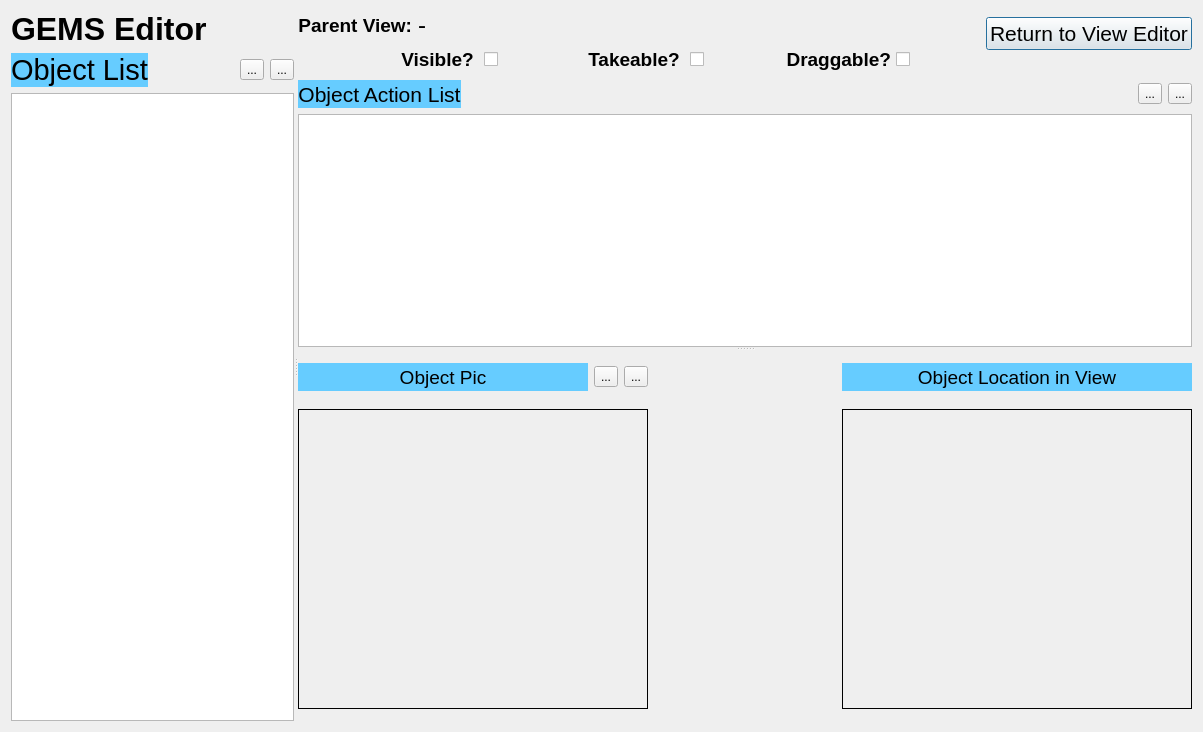
This is gemsedit/gui/objects_window.ui in travisseymour/GEMSedit as Qt 5 draws it before an edit. The edited form follows.
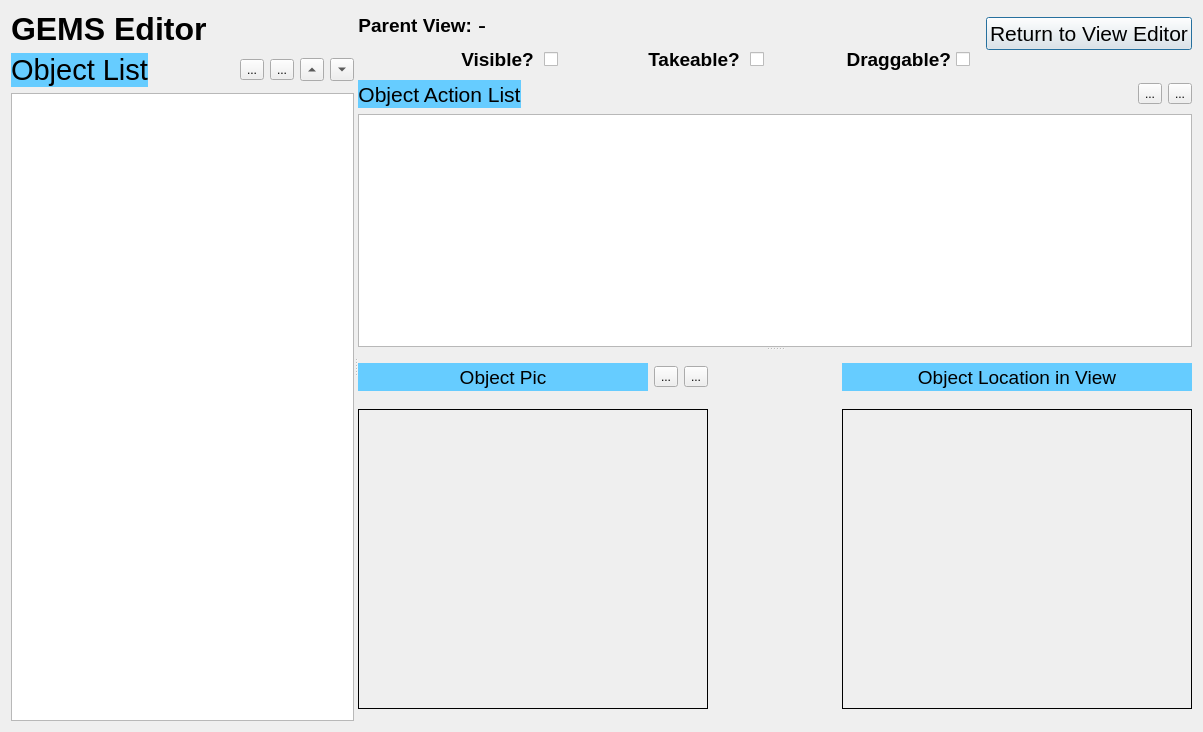
This is the edited form. Icons and pictures are not drawn.

Commit message: can now update object lists

Patch:
```diff
--- a/gemsedit/gui/objects_window.ui
+++ b/gemsedit/gui/objects_window.ui
@@ -169,7 +169,27 @@
          </property>
         </widget>
        </item>
-       <item row="2" column="0" colspan="5">
+       <item row="1" column="5">
+        <widget class="QToolButton" name="objectUp_toolButton">
+         <property name="text">
+          <string>...</string>
+         </property>
+         <property name="arrowType">
+          <enum>Qt::UpArrow</enum>
+         </property>
+        </widget>
+       </item>
+       <item row="1" column="6">
+        <widget class="QToolButton" name="objectDown_toolButton">
+         <property name="text">
+          <string>...</string>
+         </property>
+         <property name="arrowType">
+          <enum>Qt::DownArrow</enum>
+         </property>
+        </widget>
+       </item>
+       <item row="2" column="0" colspan="7">
         <widget class="QTableView" name="object_tableView">
          <property name="sizePolicy">
           <sizepolicy hsizetype="MinimumExpanding" vsizetype="Expanding">
```
Left out of the diff: 2 changed lines with no effect on the pictures. The commit also changes 3 other files.
